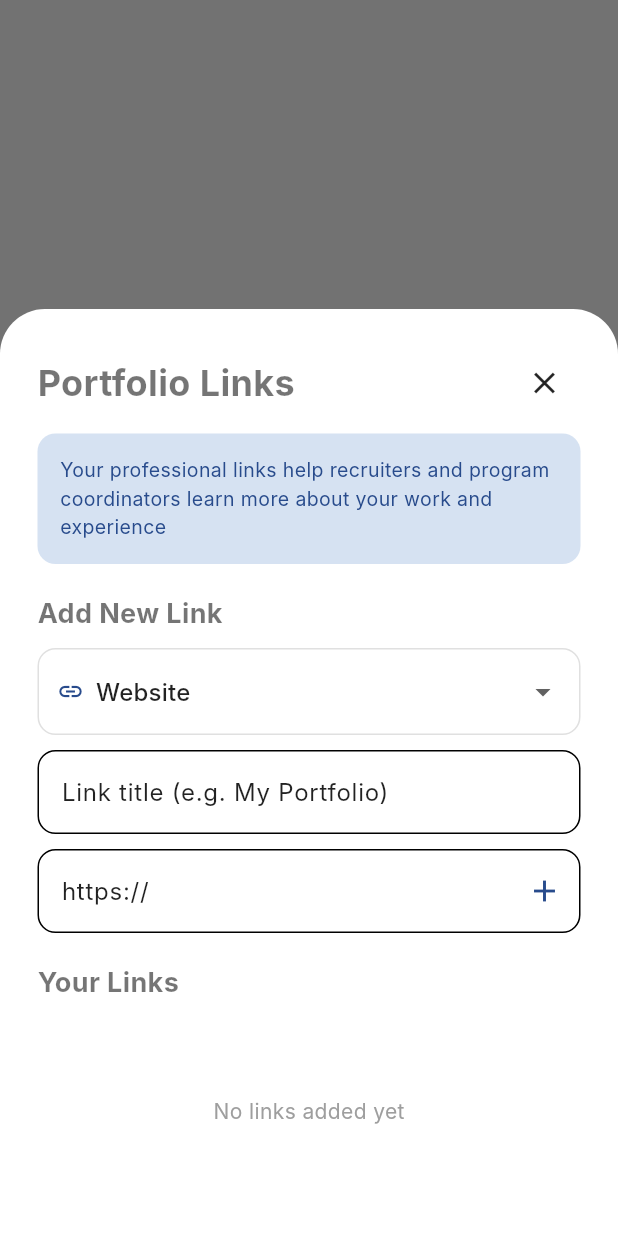
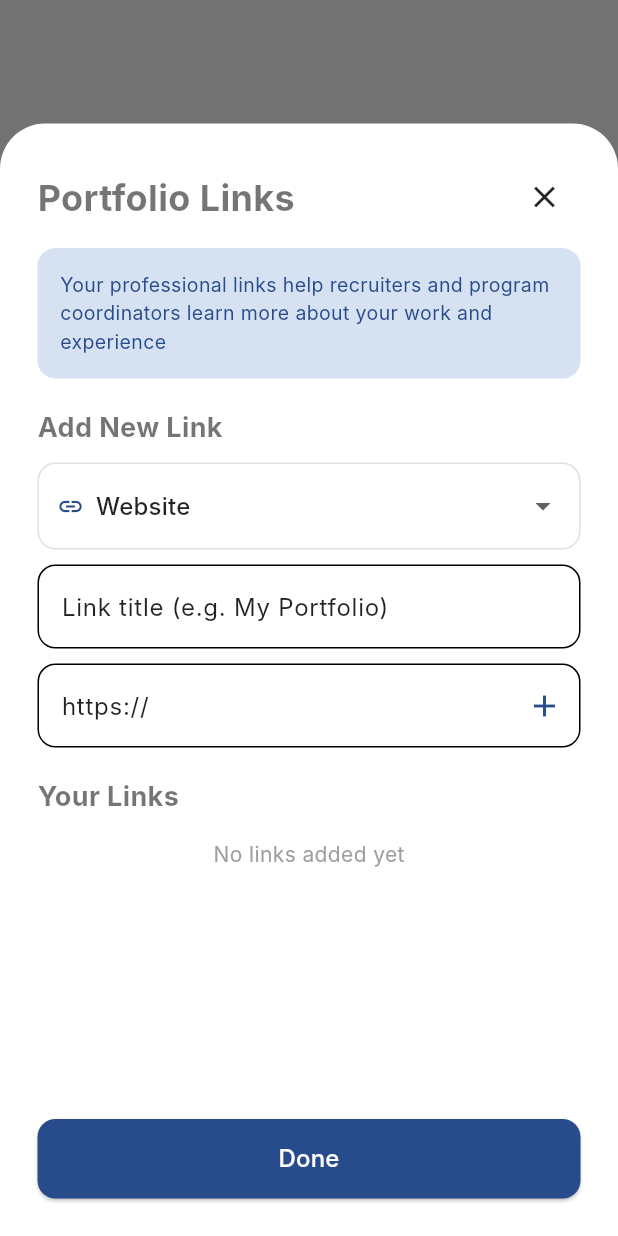
Before and after one commit to Mazen-Senary/AAST-CONNECT, a Flutter app: what show() shows on an empty page, opened directly with empty values, on a phone screen of 412 x 824 dp. Run offline on Flutter 3.47's test engine with Material 3 defaults, Android fonts, the phone set to English and light mode, and no system bars; our stand-ins replace awesome_snackbar_content, file_picker, shared_preferences, supabase_flutter; accounts and stored records are empty; Roboto replaces fonts that are missing (Inter).

Commit message:
fixed snackbar for portfolio,skills, and keyboard issues

```diff
--- a/lib/widgets/profile_widgets/student_profile_edit_modal.dart
+++ b/lib/widgets/profile_widgets/student_profile_edit_modal.dart
@@ -20,6 +20,7 @@ class StudentProfileEditModal extends StatefulWidget {
     showModalBottomSheet(
       context: context,
       isScrollControlled: true,
+      useSafeArea: true,
       shape: const RoundedRectangleBorder(
         borderRadius: BorderRadius.vertical(top: Radius.circular(30)),
       ),
@@ -145,6 +146,7 @@ class _StudentProfileEditModalState extends State<StudentProfileEditModal> {
 
           Expanded(
             child: SingleChildScrollView(
+              padding: const EdgeInsets.only(bottom: 200),
               child: Column(
                 crossAxisAlignment: CrossAxisAlignment.start,
                 children: [
--- a/lib/widgets/profile_widgets/student_profile_portfolio_modal.dart
+++ b/lib/widgets/profile_widgets/student_profile_portfolio_modal.dart
@@ -2,12 +2,14 @@ import 'package:flutter/material.dart';
 import 'package:supabase_flutter/supabase_flutter.dart';
 import 'package:url_launcher/url_launcher.dart';
 import 'package:awesome_snackbar_content/awesome_snackbar_content.dart';
+import 'dart:async';
 
 class StudentProfilePortfolioModal {
   static void show(BuildContext context, int studentId) {
     showModalBottomSheet(
       context: context,
       isScrollControlled: true,
+      useSafeArea: true,
       shape: const RoundedRectangleBorder(
         borderRadius: BorderRadius.vertical(top: Radius.circular(30)),
       ),
@@ -28,11 +30,15 @@ class _PortfolioModalContentState extends State<_PortfolioModalContent> {
   // links stored as list of maps {title, url, type}
   List<Map<String, String>> _links = [];
   bool _isLoading = true;
-  bool _isSaving = false;
 
   final TextEditingController _titleController = TextEditingController();
   final TextEditingController _urlController = TextEditingController();
   String _selectedType = 'Website';
+
+  // Banner state for in-modal feedback
+  String? _bannerMessage;
+  bool _isBannerError = false;
+  Timer? _bannerTimer;
 
   final List<String> _linkTypes = ['Website', 'GitHub', 'LinkedIn', 'Behance', 'Dribbble', 'Other'];
 
@@ -46,7 +52,22 @@ class _PortfolioModalContentState extends State<_PortfolioModalContent> {
   void dispose() {
     _titleController.dispose();
     _urlController.dispose();
+    _bannerTimer?.cancel();
     super.dispose();
+  }
+
+  void _showBanner(String message, {bool isError = false}) {
+    _bannerTimer?.cancel();
+    setState(() {
+      _bannerMessage = message;
+      _isBannerError = isError;
+    });
+    // Auto-hide banner after 3 seconds
+    _bannerTimer = Timer(const Duration(seconds: 3), () {
+      if (mounted) {
+        setState(() => _bannerMessage = null);
+      }
+    });
   }
 
   // parse "Personal Portfolio|https://ahmed.dev|Website,GitHub|https://github.com/ahmed|GitHub"
@@ -101,7 +122,6 @@ class _PortfolioModalContentState extends State<_PortfolioModalContent> {
 
    Future<void> _saveLinks() async {
      try {
-      setState(() => _isSaving = true);
        final supabase = Supabase.instance.client;
 
        // separate linkedin from other links
@@ -115,20 +135,9 @@ class _PortfolioModalContentState extends State<_PortfolioModalContent> {
          'portfolio_links': _serializeLinks(otherLinks),
          'linkedin_url': linkedinLink['url'] ?? '',
        }).eq('studentid', widget.studentId);
+       _showBanner('Changes saved!');
       } catch (e) {
-       final snackBar = SnackBar(
-         elevation: 0,
-         behavior: SnackBarBehavior.floating,
-         backgroundColor: Colors.transparent,
-         content: AwesomeSnackbarContent(
-           title: 'Error',
-           message: 'Error saving: $e',
-           contentType: ContentType.failure,
-         ),
-       );
-       ScaffoldMessenger.of(context).showSnackBar(snackBar);
-    } finally {
-      setState(() => _isSaving = false);
+        _showBanner('Error saving: $e', isError: true);
      }
    }
 
@@ -137,17 +146,7 @@ class _PortfolioModalContentState extends State<_PortfolioModalContent> {
       final url = _urlController.text.trim();
 
       if (title.isEmpty || url.isEmpty) {
-       final snackBar = SnackBar(
-         elevation: 0,
-         behavior: SnackBarBehavior.floating,
-         backgroundColor: Colors.transparent,
-         content: const AwesomeSnackbarContent(
-           title: 'Error',
-           message: 'Please enter both title and URL',
-           contentType: ContentType.failure,
-         ),
-       );
-       ScaffoldMessenger.of(context).showSnackBar(snackBar);
+        _showBanner('Please enter both title and URL', isError: true);
         return;
       }
 
@@ -164,6 +163,7 @@ class _PortfolioModalContentState extends State<_PortfolioModalContent> {
        _urlController.clear();
      });
      _saveLinks();
+     _showBanner('Link added successfully!');
    }
 
   void _deleteLink(int index) {
@@ -178,17 +178,7 @@ class _PortfolioModalContentState extends State<_PortfolioModalContent> {
          await launchUrl(uri, mode: LaunchMode.externalApplication);
        }
       } catch (e) {
-       final snackBar = SnackBar(
-         elevation: 0,
-         behavior: SnackBarBehavior.floating,
-         backgroundColor: Colors.transparent,
-         content: const AwesomeSnackbarContent(
-           title: 'Error',
-           message: 'Cannot open this link',
-           contentType: ContentType.failure,
-         ),
-       );
-       ScaffoldMessenger.of(context).showSnackBar(snackBar);
+        _showBanner('Cannot open this link', isError: true);
      }
    }
 
@@ -205,7 +195,9 @@ class _PortfolioModalContentState extends State<_PortfolioModalContent> {
   @override
   Widget build(BuildContext context) {
     return Container(
-      height: MediaQuery.of(context).size.height * 0.75,
+      constraints: BoxConstraints(
+        maxHeight: MediaQuery.of(context).size.height * 0.9,
+      ),
       padding: const EdgeInsets.all(25),
       child: Column(
         crossAxisAlignment: CrossAxisAlignment.start,
@@ -226,6 +218,22 @@ class _PortfolioModalContentState extends State<_PortfolioModalContent> {
            ),
           const SizedBox(height: 10),
 
+          // Feedback banner for in-modal messages
+          if (_bannerMessage != null)
+            Container(
+              margin: const EdgeInsets.symmetric(horizontal: 0, vertical: 8),
+              child: AwesomeSnackbarContent(
+                title: _isBannerError ? 'Error' : 'Success',
+                message: _bannerMessage!,
+                contentType: _isBannerError ? ContentType.failure : ContentType.success,
+              ),
+            ),
+
+          Expanded(
+            child: SingleChildScrollView(
+              child: Column(
+                crossAxisAlignment: CrossAxisAlignment.start,
+                children: [
                   // tip box
                   Container(
                     padding: const EdgeInsets.all(15),
@@ -310,8 +318,7 @@ class _PortfolioModalContentState extends State<_PortfolioModalContent> {
                   const SizedBox(height: 15),
 
                   // links list
-          Expanded(
-            child: _isLoading
+                  _isLoading
                       ? const Center(child: CircularProgressIndicator())
                       : _links.isEmpty
                       ? const Center(
@@ -321,6 +328,8 @@ class _PortfolioModalContentState extends State<_PortfolioModalContent> {
                     ),
                   )
                       : ListView.builder(
+                    shrinkWrap: true,
+                    physics: const NeverScrollableScrollPhysics(),
                     itemCount: _links.length,
                     itemBuilder: (context, index) {
                       final link = _links[index];
@@ -377,6 +386,32 @@ class _PortfolioModalContentState extends State<_PortfolioModalContent> {
                       );
                     },
                   ),
+                  const SizedBox(height: 20),
+                ],
+              ),
+            ),
+          ),
+
+          // Done button
+          Padding(
+            padding: const EdgeInsets.only(top: 20),
+            child: SizedBox(
+              width: double.infinity,
+              child: ElevatedButton(
+                style: ElevatedButton.styleFrom(
+                  backgroundColor: const Color(0xFF284B8C),
+                  padding: const EdgeInsets.symmetric(vertical: 15),
+                  shape: RoundedRectangleBorder(
+                    borderRadius: BorderRadius.circular(12),
+                  ),
+                ),
+                onPressed: () => Navigator.pop(context),
+                child: const Text(
+                  "Done",
+                  style: TextStyle(color: Colors.white, fontSize: 16),
+                ),
+              ),
+            ),
           ),
         ],
       ),
```
Also changed, not shown: lib/widgets/profile_widgets/student_profile_skills_modal.dart (+6 -6 lines), 2 other files. Lines whose indentation alone changed are shown as unchanged.
